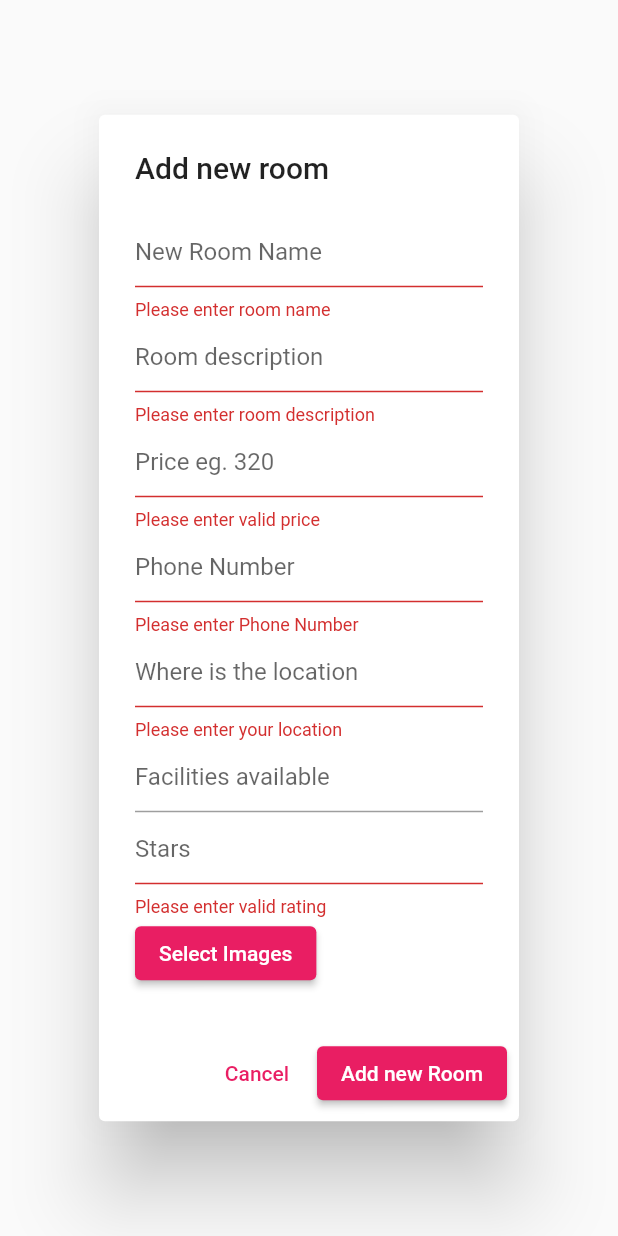
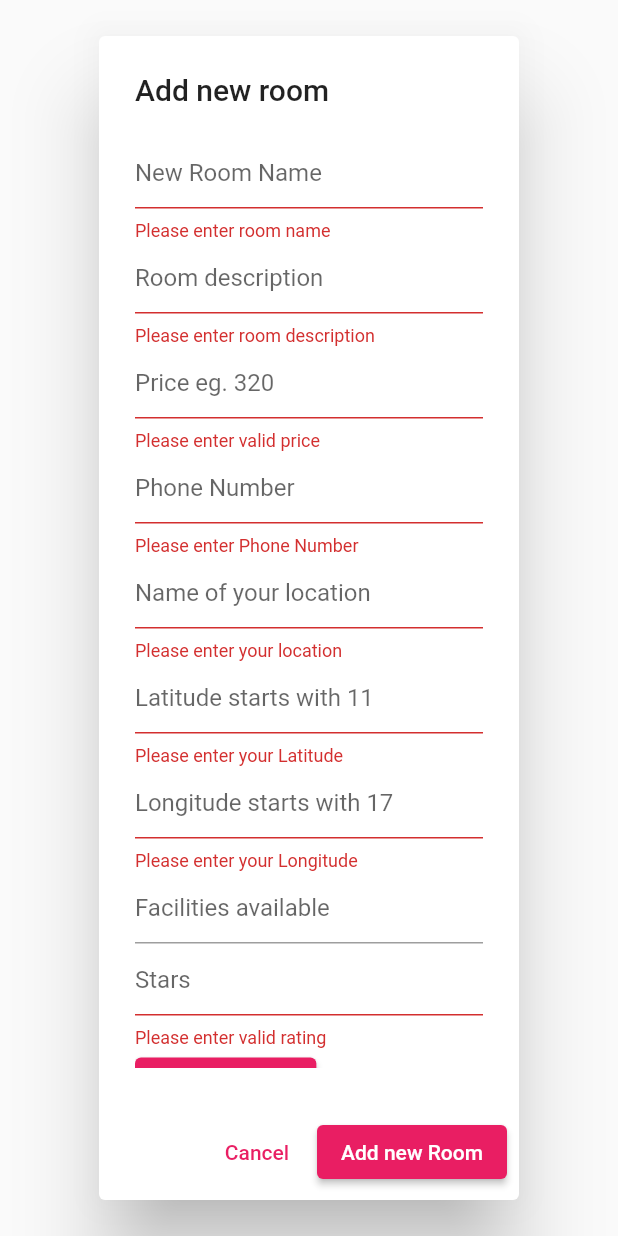
Before and after one commit to 45afeef/big_tour_flutter, a Flutter app: the RoomForm widget shown alone on an empty page, opened directly, after a tap on "Add new Room", on a phone screen of 412 x 824 dp. Run offline on Flutter 3.47's test engine with Material 2 defaults, Android fonts, the phone set to English and light mode, and no system bars; our stand-ins replace cloud_firestore, firebase_auth, firebase_core, firebase_storage, firebase_ui_firestore, flutter_svg and 3 more; missing offline and left inert: firebase_ui_auth; accounts and stored records are empty; network calls fail.

Commit message:
added CustomBigooitLocation

```diff
--- a/lib/data/room.dart
+++ b/lib/data/room.dart
@@ -4,7 +4,7 @@ class Room {
   double price;
   String description;
   List<String> phoneNumbers;
-  String locationName;
+  CustomBigooitLocation location;
   List<String> facilities;
   List<String> images;
   double? rating;
@@ -16,7 +16,7 @@ class Room {
     required this.price,
     required this.description,
     required this.phoneNumbers,
-    required this.locationName,
+    required this.location,
     required this.facilities,
     required this.images,
     this.isAvailable = true,
@@ -30,7 +30,7 @@ class Room {
         price: 0,
         description: "",
         phoneNumbers: [],
-        locationName: "",
+        location: CustomBigooitLocation.empty(),
         facilities: [],
         images: []);
   }
@@ -43,7 +43,7 @@ class Room {
       price: data.get('price'),
       description: data.get('description'),
       phoneNumbers: [...data.get('phoneNumbers')],
-      locationName: data.get('locationName'),
+      location: CustomBigooitLocation.fromMap(data.get('location')),
       facilities: [...data.get('facilities')],
       images: [...data.get('images')],
       rating: data.get('rating'),
@@ -60,7 +60,7 @@ class Room {
       'price': price,
       'description': description,
       'phoneNumbers': phoneNumbers,
-      'locationName': locationName,
+      'location': location.toMap(),
       'facilities': facilities,
       'images': images,
       'rating': rating,
@@ -68,3 +68,29 @@ class Room {
     };
   }
 }
+
+class CustomBigooitLocation {
+  String name;
+  double latitude;
+  double longitude;
+
+  CustomBigooitLocation(this.name, this.latitude, this.longitude);
+
+  factory CustomBigooitLocation.empty() => CustomBigooitLocation("", 0, 0);
+
+  factory CustomBigooitLocation.fromMap(Map<String, dynamic> datamap) {
+    return CustomBigooitLocation(
+      datamap["name"],
+      datamap["latitude"],
+      datamap["longitude"],
+    );
+  }
+
+  Map<String, dynamic> toMap() {
+    return {
+      'name': name,
+      'latitude': latitude,
+      'longitude': longitude,
+    };
+  }
+}
--- a/lib/pages/room_details_page.dart
+++ b/lib/pages/room_details_page.dart
@@ -112,7 +112,7 @@ class RoomDetailsPage extends StatelessWidget {
                   InkWell(
                     onTap: (() => _getLocation()),
                     child: Text(
-                      room.locationName,
+                      room.location.name,
                       style: Theme.of(context).textTheme.bodySmall,
                     ),
                   ),
--- a/lib/pages/room_page.dart
+++ b/lib/pages/room_page.dart
@@ -91,7 +91,7 @@ class RoomItem extends StatelessWidget {
                             crossAxisAlignment: CrossAxisAlignment.start,
                             children: [
                               Text(
-                                room.locationName,
+                                room.location.name,
                                 style: Theme.of(context).textTheme.bodySmall,
                               ),
                               Text(room.name,
@@ -200,6 +200,8 @@ class _RoomFormState extends State<RoomForm> {
   late TextEditingController descriptionController;
   late TextEditingController phoneNumbersController;
   late TextEditingController locationNameController;
+  late TextEditingController latitudeController;
+  late TextEditingController longitudeController;
   late TextEditingController facilitiesController;
   late TextEditingController ratingController;
 
@@ -218,7 +220,11 @@ class _RoomFormState extends State<RoomForm> {
     phoneNumbersController =
         TextEditingController(text: widget.room?.phoneNumbers.first);
     locationNameController =
-        TextEditingController(text: widget.room?.locationName);
+        TextEditingController(text: widget.room?.location.name);
+    latitudeController =
+        TextEditingController(text: widget.room?.location.latitude.toString());
+    longitudeController =
+        TextEditingController(text: widget.room?.location.longitude.toString());
     facilitiesController =
         TextEditingController(text: widget.room?.facilities.first);
     ratingController =
@@ -233,6 +239,8 @@ class _RoomFormState extends State<RoomForm> {
     descriptionController.dispose();
     phoneNumbersController.dispose();
     locationNameController.dispose();
+    latitudeController.dispose();
+    longitudeController.dispose();
     facilitiesController.dispose();
     ratingController.dispose();
 
@@ -247,15 +255,12 @@ class _RoomFormState extends State<RoomForm> {
     Navigator.pop(context, true); // dialog returns true
   }
 
-
   @override
   Widget build(BuildContext context) {
     return AlertDialog(
       title: const Text("Add new room"),
       actions: [
-        TextButton(
-            onPressed: () => _accept(),
-            child: const Text("Cancel")),
+        TextButton(onPressed: () => _accept(), child: const Text("Cancel")),
         ElevatedButton(
           onPressed: () async {
             // Validate will return true if the form is valid, or false if
@@ -284,7 +289,10 @@ class _RoomFormState extends State<RoomForm> {
                     price: double.parse(priceController.text),
                     description: descriptionController.text,
                     phoneNumbers: [phoneNumbersController.text],
-                    locationName: locationNameController.text,
+                    location: CustomBigooitLocation(
+                        locationNameController.text,
+                        double.parse(latitudeController.text),
+                        double.parse(longitudeController.text)),
                     // TODO: make check box like multiple selection for facilities
                     facilities: [facilitiesController.text],
                     images: imageUrls,
@@ -304,7 +312,10 @@ class _RoomFormState extends State<RoomForm> {
                       price: double.parse(priceController.text),
                       description: descriptionController.text,
                       phoneNumbers: [phoneNumbersController.text],
-                      locationName: locationNameController.text,
+                      location: CustomBigooitLocation(
+                          locationNameController.text,
+                          double.parse(latitudeController.text),
+                          double.parse(longitudeController.text)),
                       facilities: [facilitiesController.text],
                       images: [...?widget.room?.images],
                       rating: double.parse(ratingController.text),
@@ -366,10 +377,30 @@ class _RoomFormState extends State<RoomForm> {
                   keyboardType: TextInputType.name,
                   controller: locationNameController,
                   decoration:
-                      const InputDecoration(hintText: 'Where is the location'),
+                      const InputDecoration(hintText: 'Name of your location'),
                   validator: (String? value) {
                     return (value == null || value.isEmpty)
                         ? 'Please enter your location'
+                        : null;
+                  }),
+              TextFormField(
+                  keyboardType: TextInputType.number,
+                  controller: latitudeController,
+                  decoration: const InputDecoration(
+                      hintText: 'Latitude starts with 11'),
+                  validator: (String? value) {
+                    return (value == null || value.isEmpty)
+                        ? 'Please enter your Latitude'
+                        : null;
+                  }),
+              TextFormField(
+                  keyboardType: TextInputType.number,
+                  controller: longitudeController,
+                  decoration: const InputDecoration(
+                      hintText: 'Longitude starts with 17'),
+                  validator: (String? value) {
+                    return (value == null || value.isEmpty)
+                        ? 'Please enter your Longitude'
                         : null;
                   }),
               // Room facilities
```
